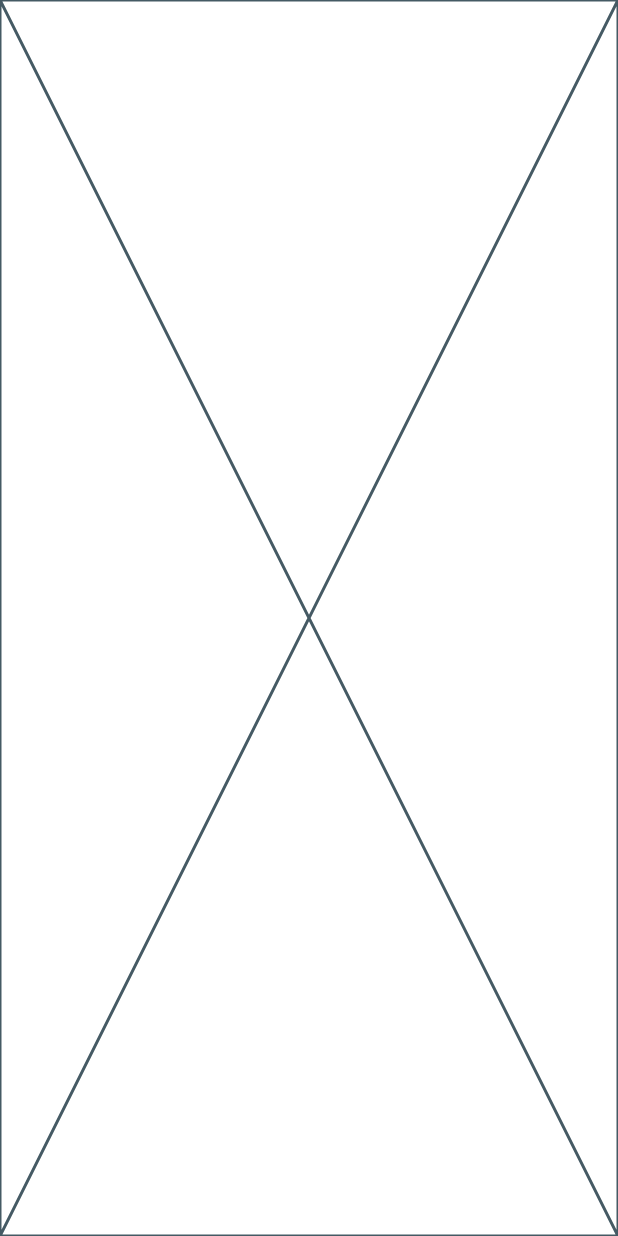
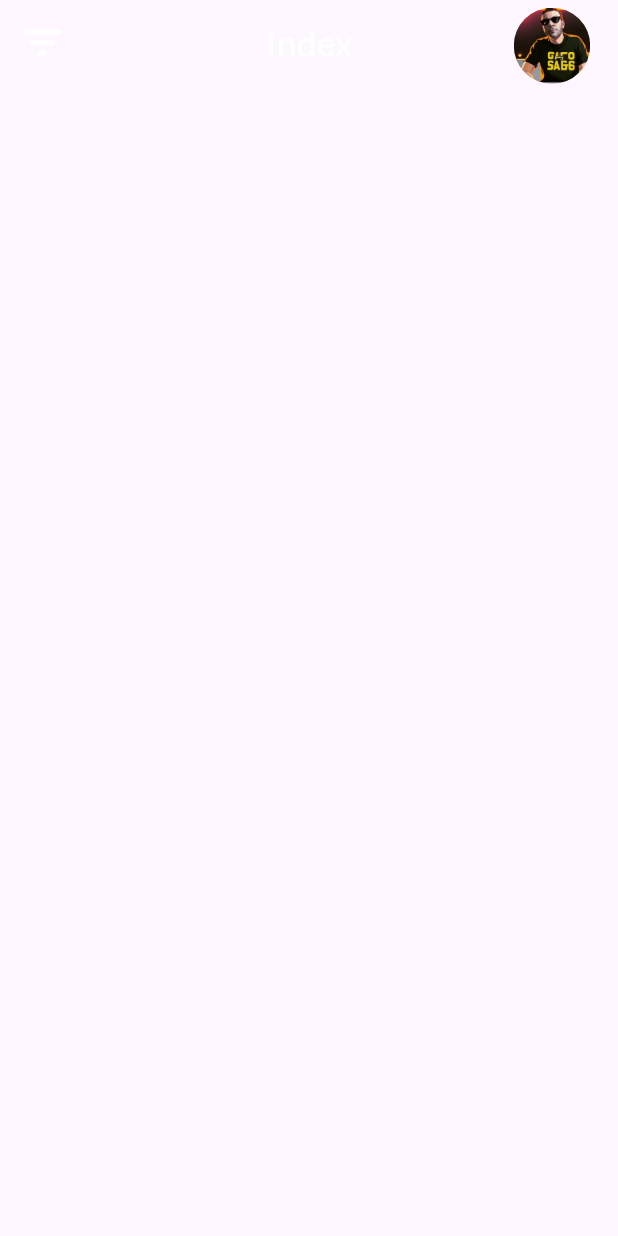
Before and after one commit to AhmedMohmmedd/UP_Tolist, a Flutter app: the screen it shows after launch, on a phone screen of 412 x 824 dp. Run offline on Flutter 3.47's test engine with Material 3 defaults, Android fonts, the phone set to English and light mode, and no system bars.

Commit message:
add home view app bar

```diff
--- a/lib/core/constansts/asset_images.dart
+++ b/lib/core/constansts/asset_images.dart
@@ -1,3 +1,4 @@
 abstract class AssetImages{
   static const logo = 'assets/images/logo2.png';
+  static const profileDemo = 'assets/images/IMG_20230811_161505_259.jpg';
 }
--- a/lib/core/theming/text_styels.dart
+++ b/lib/core/theming/text_styels.dart
@@ -2,25 +2,34 @@ import 'package:flutter/foundation.dart';
 import 'package:flutter/material.dart';
 
 abstract class TextStyles {
-
-  static TextStyle stylesreguler32( ) {
+  static TextStyle stylesreguler32() {
     return TextStyle(
         color: Colors.white,
-        fontSize: getResponsiveFontSize( fontSize: 32),
+        fontSize: getResponsiveFontSize(fontSize: 32),
         fontFamily: 'Lato',
         fontWeight: FontWeight.w700);
   }
-  static TextStyle stylesreguler40( ) {
+
+  static TextStyle stylesreguler40() {
     return TextStyle(
         color: Colors.white,
-        fontSize: getResponsiveFontSize( fontSize: 40),
+        fontSize: getResponsiveFontSize(fontSize: 40),
         fontFamily: 'Lato',
         fontWeight: FontWeight.w700);
   }
-  static TextStyle stylesreguler16( ) {
+
+  static TextStyle stylesreguler16() {
     return TextStyle(
         color: Colors.white,
-        fontSize: getResponsiveFontSize( fontSize: 16),
+        fontSize: getResponsiveFontSize(fontSize: 16),
+        fontFamily: 'Lato',
+        fontWeight: FontWeight.w400);
+  }
+
+  static TextStyle stylesreguler20() {
+    return TextStyle(
+        color: Colors.white,
+        fontSize: getResponsiveFontSize(fontSize: 20),
         fontFamily: 'Lato',
         fontWeight: FontWeight.w400);
   }
@@ -41,7 +50,7 @@ double getScaleFactor() {
   var physicalWidth = dispatcher.views.first.physicalSize.width;
   var devicePixelRatio = dispatcher.views.first.devicePixelRatio;
   double width = physicalWidth / devicePixelRatio;
-return width;
+  return width;
   // double width = MediaQuery.sizeOf(context).width;
   // if (width < 700) {
   //   return width / 600;
--- a/lib/features/home/presentation/views/home_view.dart
+++ b/lib/features/home/presentation/views/home_view.dart
@@ -1,10 +1,46 @@
 import 'package:flutter/material.dart';
+import 'package:flutter/widgets.dart';
+import 'package:up_tolist/core/constansts/asset_images.dart';
+import 'package:up_tolist/core/theming/text_styels.dart';
 
 class HomeView extends StatelessWidget {
   const HomeView({super.key});
 
   @override
   Widget build(BuildContext context) {
-    return const Placeholder();
+    return Scaffold(
+      appBar: AppBar(
+        title: Text(
+          'Index',
+          style: TextStyles.stylesreguler20(),
+        ),
+        centerTitle: true,
+        leading: const Icon(
+          Icons.filter_list_outlined,
+          color: Colors.white,
+          size: 34,
+        ),
+        actions: [
+          Container(
+            margin: const EdgeInsets.only(
+              right: 14,
+              top: 5,
+            ),
+            height: 60,
+            width: 60,
+            decoration: const BoxDecoration(
+              shape: BoxShape.circle,
+              image: DecorationImage(
+                image: AssetImage(
+                  AssetImages.profileDemo,
+                ),
+                fit: BoxFit.contain,
+              ),
+            ),
+
+          ),
+        ],
+      ),
+    );
   }
 }
--- a/lib/main.dart
+++ b/lib/main.dart
@@ -1,4 +1,5 @@
 import 'package:flutter/material.dart';
+import 'package:up_tolist/features/home/presentation/views/home_view.dart';
 import 'package:up_tolist/features/splash/presentation/views/splash_view.dart';
 
 void main() {
@@ -14,7 +15,7 @@ class MyApp extends StatelessWidget {
       title: 'UP ToList',
       darkTheme: ThemeData.dark(),
       debugShowCheckedModeBanner: false,
-      home: const SplashView(),
+      home: const HomeView(),
     );
   }
 }
```
Also changed, not shown: assets/images/IMG_20230811_161505_259.jpg (added).
